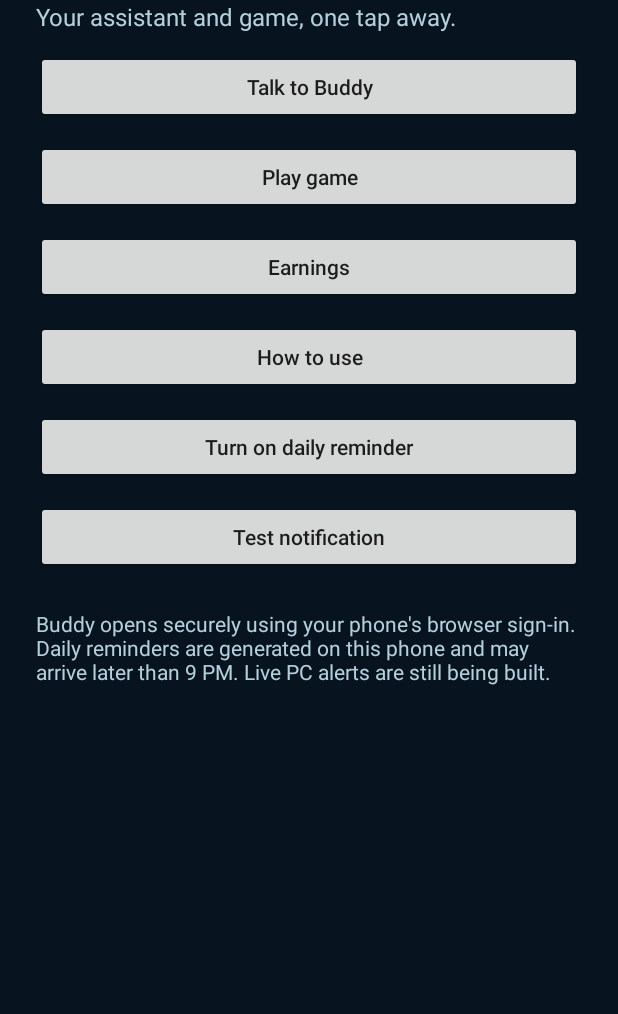
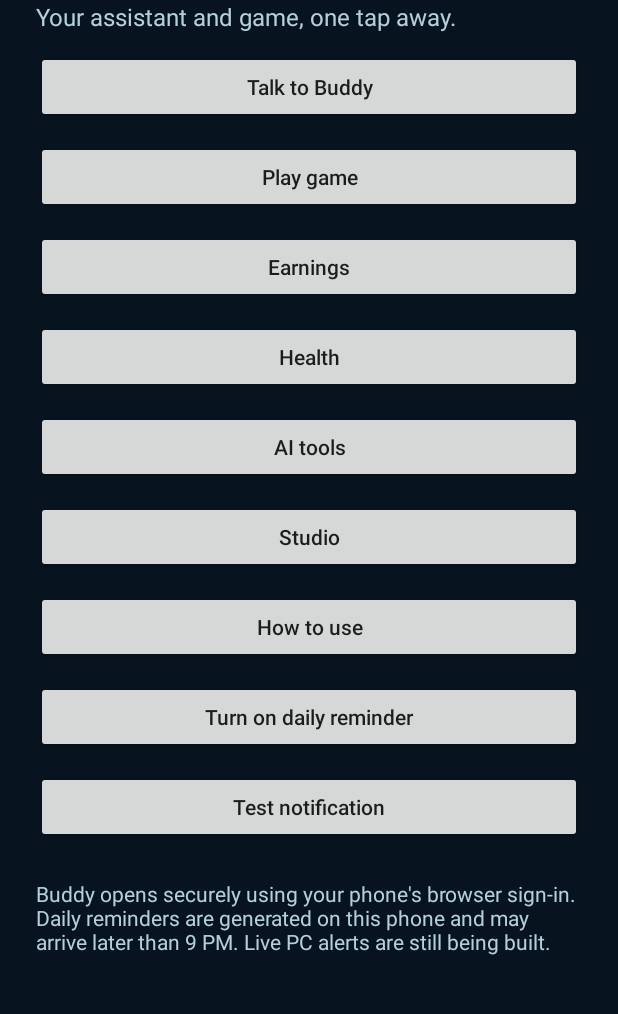
Before and after one commit to dradamholmes-cell/adams-buddy-android, an Android app: the screen it shows after launch (MainActivity), on a phone screen of 412 x 824 dp, the part 94-1108 px from its top. Run offline under Robolectric (Android 15) with nearby library versions, the phone set to English and light mode, and no system bars.

Commit message:
Add direct Buddy section shortcuts

```diff
--- a/app/src/main/java/com/spartaneo/adamsbuddy/BuddyLinks.java
+++ b/app/src/main/java/com/spartaneo/adamsbuddy/BuddyLinks.java
@@ -5,6 +5,9 @@ final class BuddyLinks {
     static final String HOME = BASE + "/";
     static final String GAME = BASE + "/game";
     static final String EARNINGS = BASE + "/earnings";
+    static final String HEALTH = BASE + "/health";
+    static final String AI_TOOLS = BASE + "/ai";
+    static final String STUDIO = BASE + "/studio";
     static final String HELP = BASE + "/help";
 
     private BuddyLinks() { }
--- a/app/src/main/java/com/spartaneo/adamsbuddy/MainActivity.java
+++ b/app/src/main/java/com/spartaneo/adamsbuddy/MainActivity.java
@@ -58,6 +58,9 @@ public final class MainActivity extends Activity {
         addButton(layout, "Talk to Buddy", () -> openBuddy(BuddyLinks.HOME));
         addButton(layout, "Play game", () -> openBuddy(BuddyLinks.GAME));
         addButton(layout, "Earnings", () -> openBuddy(BuddyLinks.EARNINGS));
+        addButton(layout, "Health", () -> openBuddy(BuddyLinks.HEALTH));
+        addButton(layout, "AI tools", () -> openBuddy(BuddyLinks.AI_TOOLS));
+        addButton(layout, "Studio", () -> openBuddy(BuddyLinks.STUDIO));
         addButton(layout, "How to use", () -> openBuddy(BuddyLinks.HELP));
         reminderButton = addButton(layout, "", this::toggleReminders);
         updateReminderButton();
```
